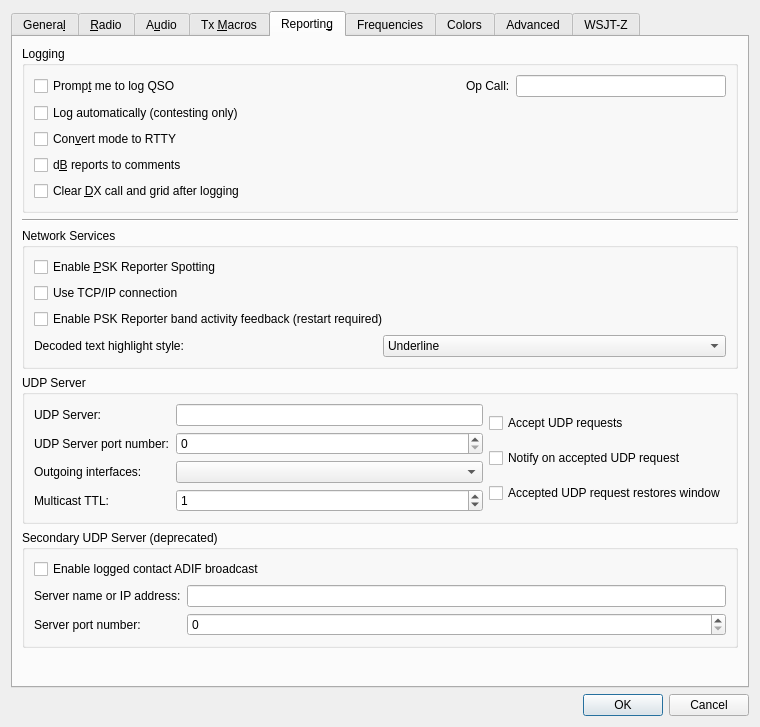
Above: Configuration.ui from apagra/wsj-tay before the change. Below: the same form after it.
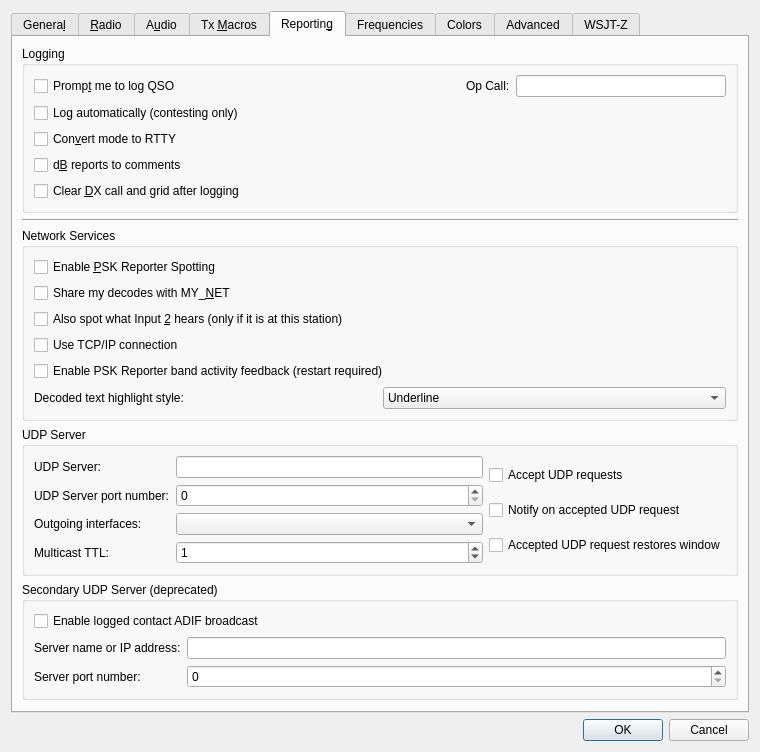
That is the form after the change. The open tabs and pages were chosen to show the change. Custom widgets are drawn as their Qt base class.

The edit to the form file:
```diff
--- a/Configuration.ui
+++ b/Configuration.ui
@@ -2031,6 +2031,26 @@
             </property>
            </widget>
           </item>
+          <item>
+           <widget class="QCheckBox" name="reporter_send_check_box">
+            <property name="toolTip">
+             <string>&lt;html&gt;&lt;head/&gt;&lt;body&gt;&lt;p&gt;Share what Input 1 hears with other WSJ-TAY stations through MY_NET, and let them share theirs with you.&lt;/p&gt;&lt;p&gt;Only the first receiver is ever sent - the one on the aerial here. Nothing is stored: a station drops off the list a minute and a half after it stops reporting, and lines older than a few minutes are forgotten.&lt;/p&gt;&lt;p&gt;Nobody hears your decodes without your code: it is in the MY_NET menu, made new each time the program starts, and it is yours to give to whoever you like.&lt;/p&gt;&lt;p&gt;To listen to somebody else, set Input 2 to MY_NET, choose the station from the MY_NET menu and type the code its operator gave you.&lt;/p&gt;&lt;/body&gt;&lt;/html&gt;</string>
+            </property>
+            <property name="text">
+             <string>Share my decodes with MY_&amp;NET</string>
+            </property>
+           </widget>
+          </item>
+          <item>
+           <widget class="QCheckBox" name="psk_reporter_input_2_check_box">
+            <property name="toolTip">
+             <string>&lt;html&gt;&lt;head/&gt;&lt;body&gt;&lt;p&gt;Report what Input 2 hears as well.&lt;/p&gt;&lt;p&gt;Off by default, and it should stay off unless the second receiver is at this station, on your own aerial. PSK Reporter records where a signal was heard: a spot from a receiver somewhere else is filed under your callsign and your locator, which quietly corrupts the propagation picture everybody relies on.&lt;/p&gt;&lt;p&gt;With it off, only Input 1 is reported.&lt;/p&gt;&lt;/body&gt;&lt;/html&gt;</string>
+            </property>
+            <property name="text">
+             <string>Also spot what Input &amp;2 hears (only if it is at this station)</string>
+            </property>
+           </widget>
+          </item>
           <item>
            <widget class="QCheckBox" name="psk_reporter_tcpip_check_box">
             <property name="toolTip">
```
Left out of the diff: 10 changed lines with no effect on the pictures.
